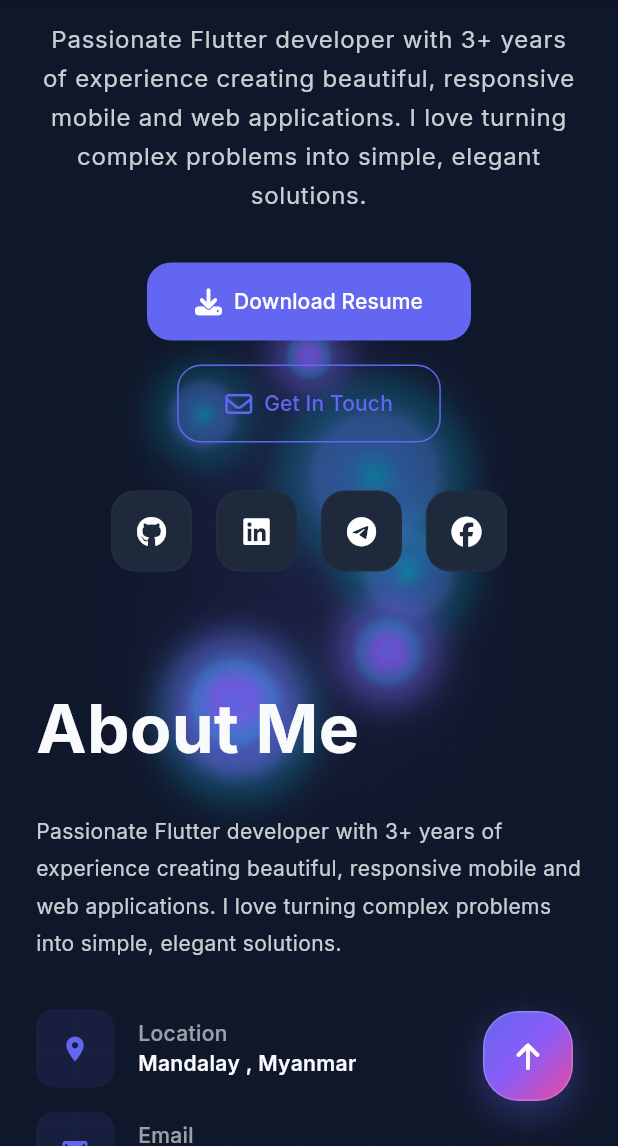
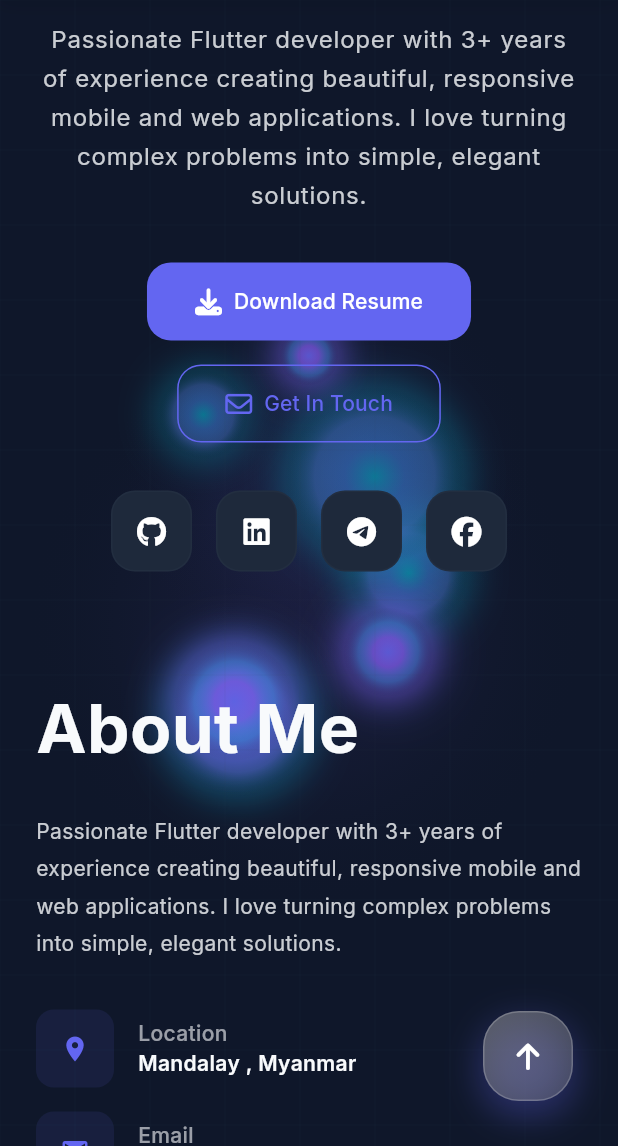
Before and after one commit to kooo12/portfolio, a Flutter app: the screen it shows after launch, scrolled down 576 dp, on a phone screen of 412 x 824 dp, the part 90-1236 px from its top. Run offline on Flutter 3.47's test engine with Material 3 defaults, Android fonts, the phone set to English and light mode, and no system bars; drawn by our look-alikes of flutter_animate; our stand-ins replace cached_network_image, flutter_svg, font_awesome_flutter, get, google_fonts; network calls fail; key blocks and very long unbroken strings in the code were emptied for the run.

Commit message:
modified UI

```diff
--- a/lib/services/portfolio_service.dart
+++ b/lib/services/portfolio_service.dart
@@ -139,26 +139,32 @@ class PortfolioService {
       ),
       Project(
         id: "4",
-        title: "Portfolio Website",
+        title: "Music Player Promotion Website",
         description:
-            "Modern, responsive portfolio website built with Flutter Web. Features smooth animations, dark/light theme, and contact form integration.",
-        imageUrl:
-            "https://images.unsplash.com/photo-1460925895917-afdab827c52f?w=600&h=400&fit=crop",
+            "Modern, responsive music player promotion website built with Flutter Web. Features smooth animations, features section, download button and app screen shots.",
+        imageUrl: "assets/sonus_web.png",
         responsibilities: [
           "Developed responsive UI components using Flutter Web.",
-          "Implemented state management with GetX.",
-          "Integrated contact form with email service."
+          "Implemented state management with GetX."
         ],
-        coreFeatures: [],
+        coreFeatures: [
+          "Smooth animations",
+          "QR code for app download",
+          "Features section with smooth animations",
+          "App screen shots with smooth animations",
+          "Download button with smooth animations",
+          "Developer information"
+        ],
         technologies: [
           "Flutter Web",
           "GetX",
+          "Firebase Hosting",
+          "Animations",
           "Responsive Design",
-          "Animations",
-          "Contact Forms"
         ],
-        githubUrl: "https://github.com/johndoe/portfolio",
-        liveUrl: "https://johndoe.dev",
+        // githubUrl: "https://github.com/kooo12/sonus-music-web",
+        githubUrl: null,
+        liveUrl: "https://sonus-music-web.firebaseapp.com",
         category: "Web",
       ),
     ];
--- a/lib/widgets/floating_scroll_button.dart
+++ b/lib/widgets/floating_scroll_button.dart
@@ -73,8 +73,11 @@ class _FloatingScrollButtonState extends State<FloatingScrollButton> {
           curve: Curves.easeOutBack,
           child: Container(
             decoration: BoxDecoration(
-              gradient: const LinearGradient(
-                colors: AppColors.primaryGradient,
+              gradient: LinearGradient(
+                colors: [
+                  Colors.grey.withOpacity(0.5),
+                  Colors.grey.withOpacity(0.3)
+                ],
                 begin: Alignment.topLeft,
                 end: Alignment.bottomRight,
               ),
```
Also changed, not shown: assets/sonus_web.png (added).
